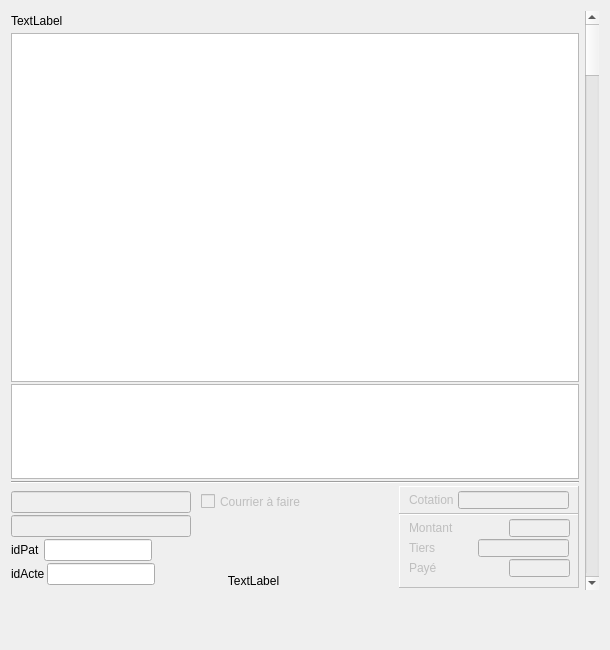
ukinoki/Rufus, file Dialogs/dlg_actesprecedents.ui: the form before one commit.
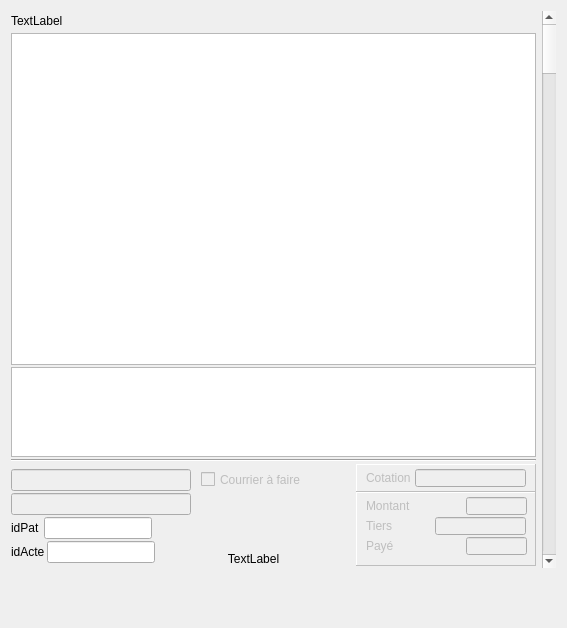
The form after the commit. Icons and pictures are not drawn. Custom widgets are drawn as their Qt base class.

The edit to the form file:
```diff
--- a/Dialogs/dlg_actesprecedents.ui
+++ b/Dialogs/dlg_actesprecedents.ui
@@ -2,36 +2,7 @@
 <ui version="4.0">
  <class>dlg_actesprecedents</class>
  <widget class="QDialog" name="dlg_actesprecedents">
-  <property name="geometry">
-   <rect>
-    <x>0</x>
-    <y>0</y>
-    <width>610</width>
-    <height>650</height>
-   </rect>
-  </property>
-  <property name="sizePolicy">
-   <sizepolicy hsizetype="Fixed" vsizetype="Fixed">
-    <horstretch>0</horstretch>
-    <verstretch>0</verstretch>
-   </sizepolicy>
-  </property>
-  <property name="minimumSize">
-   <size>
-    <width>610</width>
-    <height>550</height>
-   </size>
-  </property>
-  <property name="maximumSize">
-   <size>
-    <width>1900</width>
-    <height>1900</height>
-   </size>
-  </property>
-  <property name="windowTitle">
-   <string>Dialog</string>
-  </property>
-  <layout class="QVBoxLayout" name="verticalLayout_5">
+  <layout class="QVBoxLayout" name="_2">
    <item>
     <layout class="QHBoxLayout" name="horizontalLayout_6">
      <item>
```
